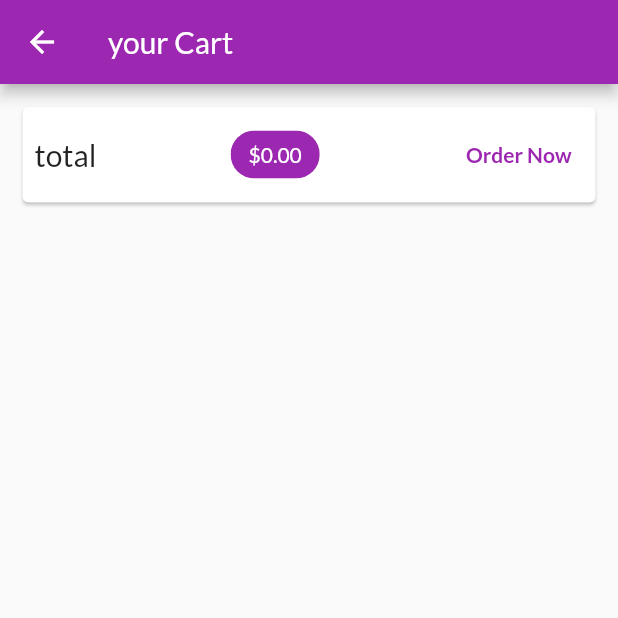
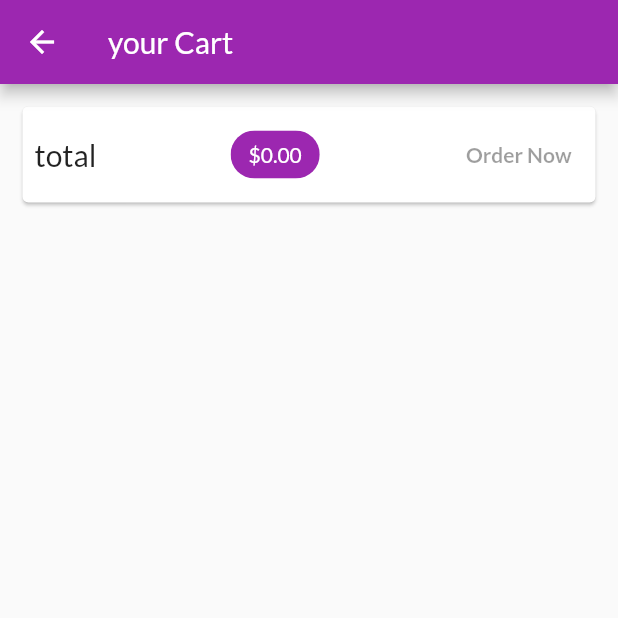
Before and after one commit to mohsin779/Shop_App_Flutter, a Flutter app: the CartScreen screen opened by its route, on a phone screen of 412 x 824 dp, the top half of it. Run offline on Flutter 3.47's test engine with Material 2 defaults, Android fonts, the phone set to English and light mode, and no system bars; network calls fail.

Commit message:
implemented APIs to add and get orders into database

```diff
--- a/lib/provider/products.dart
+++ b/lib/provider/products.dart
@@ -73,6 +73,9 @@ class Products with ChangeNotifier {
     try {
       final response = await http.get(url);
       final extractedData = json.decode(response.body) as Map<String, dynamic>;
+      if (extractedData == null) {
+        return;
+      }
       final List<Product> loadedProducts = [];
       extractedData.forEach((prodId, prodData) {
         loadedProducts.add(Product(
--- a/lib/screens/cart_screen.dart
+++ b/lib/screens/cart_screen.dart
@@ -36,25 +36,7 @@ class CartScreen extends StatelessWidget {
                   ),
                   backgroundColor: Theme.of(context).colorScheme.primary,
                 ),
-                TextButton(
-                  style: TextButton.styleFrom(
-                      foregroundColor: Theme.of(context).colorScheme.primary),
-
-                  // textColor: Theme.of(context).primaryColor,
-                  child: Text(
-                    'Order Now',
-                    style: TextStyle(
-                      fontWeight: FontWeight.bold,
-                    ),
-                  ),
-                  onPressed: () {
-                    Provider.of<Orders>(context, listen: false).addOrder(
-                      cart.items.values.toList(),
-                      cart.totalAmount,
-                    );
-                    cart.clear();
-                  },
-                ),
+                OrderButton(cart: cart),
               ],
             ),
           ),
@@ -75,3 +57,51 @@ class CartScreen extends StatelessWidget {
     );
   }
 }
+
+class OrderButton extends StatefulWidget {
+  const OrderButton({
+    Key key,
+    @required this.cart,
+  }) : super(key: key);
+
+  final Cart cart;
+
+  @override
+  State<OrderButton> createState() => _OrderButtonState();
+}
+
+class _OrderButtonState extends State<OrderButton> {
+  var _isLoading = false;
+  @override
+  Widget build(BuildContext context) {
+    return TextButton(
+      style: TextButton.styleFrom(
+          foregroundColor: Theme.of(context).colorScheme.primary),
+
+      // textColor: Theme.of(context).primaryColor,
+      child: _isLoading
+          ? CircularProgressIndicator()
+          : Text(
+              'Order Now',
+              style: TextStyle(
+                fontWeight: FontWeight.bold,
+              ),
+            ),
+      onPressed: (widget.cart.totalAmount <= 0 || _isLoading)
+          ? null
+          : () async {
+              setState(() {
+                _isLoading = true;
+              });
+              await Provider.of<Orders>(context, listen: false).addOrder(
+                widget.cart.items.values.toList(),
+                widget.cart.totalAmount,
+              );
+              setState(() {
+                _isLoading = false;
+              });
+              widget.cart.clear();
+            },
+    );
+  }
+}
--- a/lib/widgets/order_item.dart
+++ b/lib/widgets/order_item.dart
@@ -24,7 +24,7 @@ class _OrderItemState extends State<OrderItem> {
       margin: EdgeInsets.all(10),
       child: Column(children: <Widget>[
         ListTile(
-          title: Text('\$${widget.order.amount}'),
+          title: Text('\$${widget.order.amount.toStringAsFixed(2)}'),
           subtitle: Text(
             DateFormat('dd/MM/yyyy hh:mm').format(widget.order.dateTime),
           ),
```
Also changed, not shown: lib/provider/orders.dart (+57 -3 lines), lib/screens/orders_screen.dart (+29 -5 lines).
